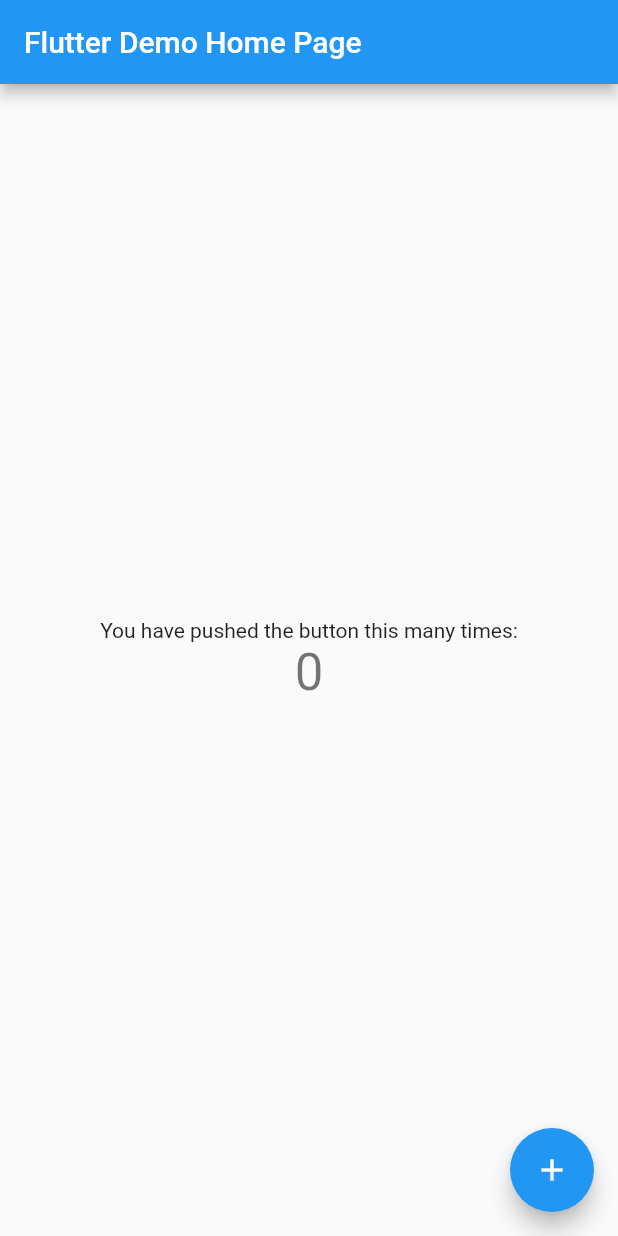
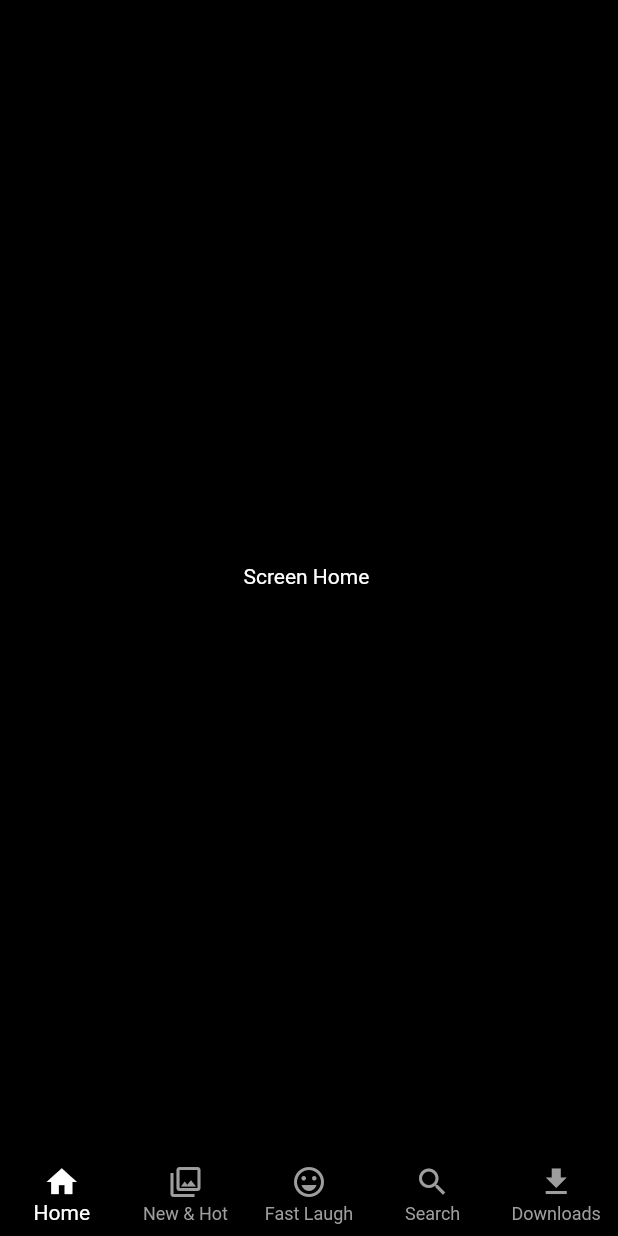
Before and after one commit to mvharikrishnan/Netflix_Clone, a Flutter app: the screen it shows after launch, on a phone screen of 412 x 824 dp. Run offline on Flutter 3.47's test engine with Material 2 defaults, Android fonts, the phone set to English and light mode, and no system bars.

Commit message:
Bottom Navigation Completed

```diff
--- /dev/null
+++ b/lib/core/colors/colors.dart
@@ -0,0 +1,3 @@
+import 'package:flutter/material.dart';
+
+const backgroundColor = Colors.black;
--- a/lib/main.dart
+++ b/lib/main.dart
@@ -1,4 +1,6 @@
 import 'package:flutter/material.dart';
+import 'package:netflix_clone/core/colors/colors.dart';
+import 'package:netflix_clone/presentation/main_page/screen_main_page.dart';
 
 void main() {
   runApp(const MyApp());
@@ -7,109 +9,19 @@ void main() {
 class MyApp extends StatelessWidget {
   const MyApp({super.key});
 
-  // This widget is the root of your application.
   @override
   Widget build(BuildContext context) {
     return MaterialApp(
+      debugShowCheckedModeBanner: false,
       title: 'Flutter Demo',
       theme: ThemeData(
-        // This is the theme of your application.
-        //
-        // Try running your application with "flutter run". You'll see the
-        // application has a blue toolbar. Then, without quitting the app, try
-        // changing the primarySwatch below to Colors.green and then invoke
-        // "hot reload" (press "r" in the console where you ran "flutter run",
-        // or simply save your changes to "hot reload" in a Flutter IDE).
-        // Notice that the counter didn't reset back to zero; the application
-        // is not restarted.
+        scaffoldBackgroundColor:backgroundColor,
+        textTheme: TextTheme(
+            bodyText1: TextStyle(color: Colors.white),
+            bodyText2: TextStyle(color: Colors.white)),
         primarySwatch: Colors.blue,
       ),
-      home: const MyHomePage(title: 'Flutter Demo Home Page'),
+      home: ScreenMainPage(),
     );
   }
 }
-
-class MyHomePage extends StatefulWidget {
-  const MyHomePage({super.key, required this.title});
-
-  // This widget is the home page of your application. It is stateful, meaning
-  // that it has a State object (defined below) that contains fields that affect
-  // how it looks.
-
-  // This class is the configuration for the state. It holds the values (in this
-  // case the title) provided by the parent (in this case the App widget) and
-  // used by the build method of the State. Fields in a Widget subclass are
-  // always marked "final".
-
-  final String title;
-
-  @override
-  State<MyHomePage> createState() => _MyHomePageState();
-}
-
-class _MyHomePageState extends State<MyHomePage> {
-  int _counter = 0;
-
-  void _incrementCounter() {
-    setState(() {
-      // This call to setState tells the Flutter framework that something has
-      // changed in this State, which causes it to rerun the build method below
-      // so that the display can reflect the updated values. If we changed
-      // _counter without calling setState(), then the build method would not be
-      // called again, and so nothing would appear to happen.
-      _counter++;
-    });
-  }
-
-  @override
-  Widget build(BuildContext context) {
-    // This method is rerun every time setState is called, for instance as done
-    // by the _incrementCounter method above.
-    //
-    // The Flutter framework has been optimized to make rerunning build methods
-    // fast, so that you can just rebuild anything that needs updating rather
-    // than having to individually change instances of widgets.
-    return Scaffold(
-      appBar: AppBar(
-        // Here we take the value from the MyHomePage object that was created by
-        // the App.build method, and use it to set our appbar title.
-        title: Text(widget.title),
-      ),
-      body: Center(
-        // Center is a layout widget. It takes a single child and positions it
-        // in the middle of the parent.
-        child: Column(
-          // Column is also a layout widget. It takes a list of children and
-          // arranges them vertically. By default, it sizes itself to fit its
-          // children horizontally, and tries to be as tall as its parent.
-          //
-          // Invoke "debug painting" (press "p" in the console, choose the
-          // "Toggle Debug Paint" action from the Flutter Inspector in Android
-          // Studio, or the "Toggle Debug Paint" command in Visual Studio Code)
-          // to see the wireframe for each widget.
-          //
-          // Column has various properties to control how it sizes itself and
-          // how it positions its children. Here we use mainAxisAlignment to
-          // center the children vertically; the main axis here is the vertical
-          // axis because Columns are vertical (the cross axis would be
-          // horizontal).
-          mainAxisAlignment: MainAxisAlignment.center,
-          children: <Widget>[
-            const Text(
-              'You have pushed the button this many times:',
-            ),
-            Text(
-              '$_counter',
-              style: Theme.of(context).textTheme.headline4,
-            ),
-          ],
-        ),
-      ),
-      floatingActionButton: FloatingActionButton(
-        onPressed: _incrementCounter,
-        tooltip: 'Increment',
-        child: const Icon(Icons.add),
-      ), // This trailing comma makes auto-formatting nicer for build methods.
-    );
-  }
-}
--- /dev/null
+++ b/lib/presentation/downloads/screen_download.dart
@@ -0,0 +1,17 @@
+import 'package:flutter/material.dart';
+import 'package:flutter/src/widgets/container.dart';
+import 'package:flutter/src/widgets/framework.dart';
+
+class Screen_download extends StatelessWidget {
+  const Screen_download({super.key});
+
+  @override
+  Widget build(BuildContext context) {
+    return const Scaffold(
+      body: SafeArea(
+          child: Center(
+        child: Text('Screen download '),
+      )),
+    );
+  }
+}
--- /dev/null
+++ b/lib/presentation/fast_laugh/screen_fast_laugh.dart
@@ -0,0 +1,17 @@
+import 'package:flutter/material.dart';
+import 'package:flutter/src/widgets/container.dart';
+import 'package:flutter/src/widgets/framework.dart';
+
+class Screen_fast_laugh extends StatelessWidget {
+  const Screen_fast_laugh({super.key});
+
+  @override
+  Widget build(BuildContext context) {
+    return const Scaffold(
+      body: SafeArea(
+          child: Center(
+        child: Text('Screen fast and laugh '),
+      )),
+    );
+  }
+}
--- /dev/null
+++ b/lib/presentation/home/screen_home.dart
@@ -0,0 +1,17 @@
+import 'package:flutter/material.dart';
+import 'package:flutter/src/widgets/container.dart';
+import 'package:flutter/src/widgets/framework.dart';
+
+class ScreenHome extends StatelessWidget {
+  const ScreenHome({super.key});
+
+  @override
+  Widget build(BuildContext context) {
+    return const Scaffold(
+      body: SafeArea(
+          child: Center(
+        child: Text('Screen Home '),
+      )),
+    );
+  }
+}
--- /dev/null
+++ b/lib/presentation/main_page/screen_main_page.dart
@@ -0,0 +1,34 @@
+import 'package:flutter/material.dart';
+import 'package:flutter/src/widgets/container.dart';
+import 'package:flutter/src/widgets/framework.dart';
+import 'package:netflix_clone/core/colors/colors.dart';
+import 'package:netflix_clone/presentation/downloads/screen_download.dart';
+import 'package:netflix_clone/presentation/fast_laugh/screen_fast_laugh.dart';
+import 'package:netflix_clone/presentation/home/screen_home.dart';
+import 'package:netflix_clone/presentation/main_page/widgets/bottom_nav.dart';
+import 'package:netflix_clone/presentation/new_and_hot/screen_new_and_laugh.dart';
+import 'package:netflix_clone/presentation/search/screen_search.dart';
+
+final List _pages = [
+  ScreenHome(),
+  Screen_new_and_laugh(),
+  Screen_fast_laugh(),
+  Screen_Search(),
+  Screen_download(),
+];
+
+
+class ScreenMainPage extends StatelessWidget {
+  const ScreenMainPage({super.key});
+
+  @override
+  Widget build(BuildContext context) {
+    return  Scaffold(
+
+      body: ValueListenableBuilder(valueListenable: indexChangeNotifier, builder: (context, index, _) {
+        return _pages[index];
+      },),
+      bottomNavigationBar: BottomNavBar(),
+    );
+  }
+}
--- /dev/null
+++ b/lib/presentation/main_page/widgets/bottom_nav.dart
@@ -0,0 +1,42 @@
+import 'package:flutter/material.dart';
+import 'package:flutter/src/widgets/container.dart';
+import 'package:flutter/src/widgets/framework.dart';
+
+ValueNotifier<int> indexChangeNotifier = ValueNotifier(0);
+
+class BottomNavBar extends StatelessWidget {
+  const BottomNavBar({super.key});
+
+  @override
+  Widget build(BuildContext context) {
+    return ValueListenableBuilder(
+      valueListenable: indexChangeNotifier,
+      builder: (context, int new_index, _) {
+        return BottomNavigationBar(
+          currentIndex:new_index ,
+          onTap: (index) {
+            indexChangeNotifier.value=index;
+          },
+          type: BottomNavigationBarType.fixed,
+          selectedItemColor: Colors.white,
+          unselectedItemColor: Colors.grey,
+          selectedIconTheme: const IconThemeData(color: Colors.white),
+          unselectedIconTheme: const IconThemeData(color: Colors.grey),
+          backgroundColor: Colors.black,
+          items: [
+            const BottomNavigationBarItem(
+                icon: Icon(Icons.home), label: 'Home'),
+            const BottomNavigationBarItem(
+                icon: Icon(Icons.collections_outlined), label: 'New & Hot'),
+            const BottomNavigationBarItem(
+                icon: Icon(Icons.emoji_emotions_outlined), label: 'Fast Laugh'),
+            const BottomNavigationBarItem(
+                icon: Icon(Icons.search), label: 'Search'),
+            const BottomNavigationBarItem(
+                icon: Icon(Icons.download), label: 'Downloads'),
+          ],
+        );
+      },
+    );
+  }
+}
--- /dev/null
+++ b/lib/presentation/new_and_hot/screen_new_and_laugh.dart
@@ -0,0 +1,17 @@
+import 'package:flutter/material.dart';
+import 'package:flutter/src/widgets/container.dart';
+import 'package:flutter/src/widgets/framework.dart';
+
+class Screen_new_and_laugh extends StatelessWidget {
+  const Screen_new_and_laugh({super.key});
+
+  @override
+  Widget build(BuildContext context) {
+    return const Scaffold(
+      body: SafeArea(
+          child: Center(
+        child: Text('Screen new and hot '),
+      )),
+    );
+  }
+}
--- /dev/null
+++ b/lib/presentation/search/screen_search.dart
@@ -0,0 +1,17 @@
+import 'package:flutter/material.dart';
+import 'package:flutter/src/widgets/container.dart';
+import 'package:flutter/src/widgets/framework.dart';
+
+class Screen_Search extends StatelessWidget {
+  const Screen_Search({super.key});
+
+  @override
+  Widget build(BuildContext context) {
+    return const Scaffold(
+      body: SafeArea(
+          child: Center(
+        child: Text('Screen Search '),
+      )),
+    );
+  }
+}
```
